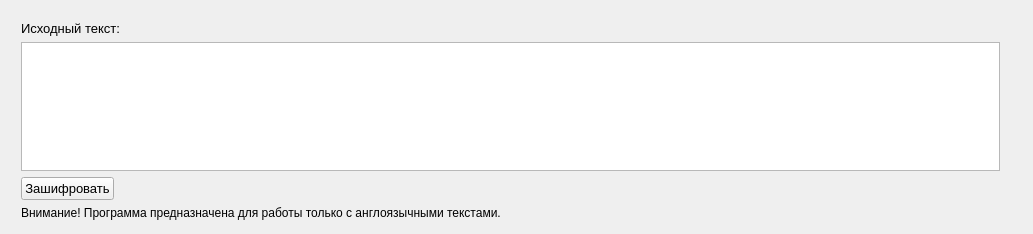
Old version of the form inform_lab1/mainwindow.ui in the repository Domerk/SUAI_InfoSecurity.
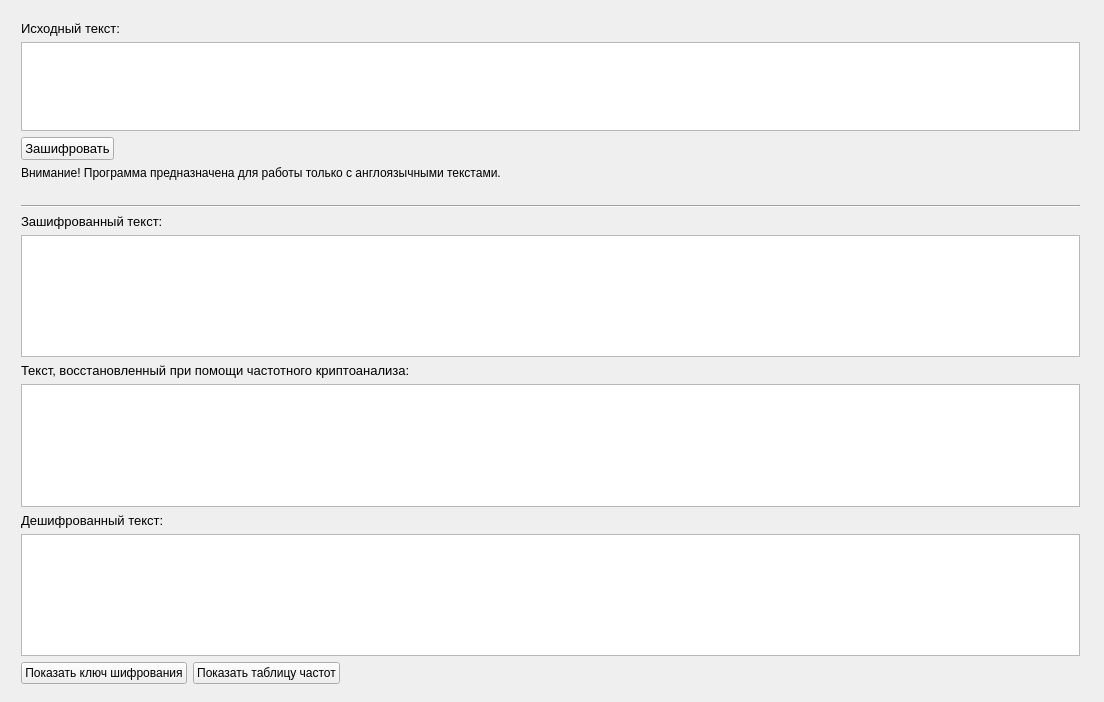
New version of the form.

Commit message: Изменён интерфейс, выводятся сразу все поля

```diff
--- a/inform_lab1/mainwindow.ui
+++ b/inform_lab1/mainwindow.ui
@@ -6,8 +6,8 @@
    <rect>
     <x>0</x>
     <y>0</y>
-    <width>1033</width>
-    <height>234</height>
+    <width>1104</width>
+    <height>702</height>
    </rect>
   </property>
   <property name="windowTitle">
@@ -19,8 +19,8 @@
      <rect>
       <x>10</x>
       <y>10</y>
-      <width>1001</width>
-      <height>221</height>
+      <width>1081</width>
+      <height>181</height>
      </rect>
     </property>
     <layout class="QVBoxLayout" name="verticalLayout">
@@ -83,9 +83,9 @@
     <property name="geometry">
      <rect>
       <x>10</x>
-      <y>240</y>
-      <width>1001</width>
-      <height>665</height>
+      <y>194</y>
+      <width>1081</width>
+      <height>501</height>
      </rect>
     </property>
     <layout class="QVBoxLayout" name="verticalLayout_2">
```
The commit also changes 2 other files.
